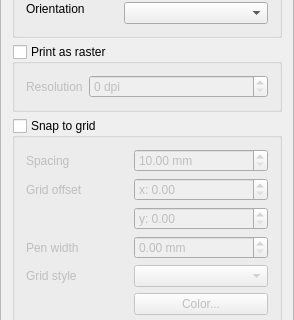
Before: the Qt Designer form src/ui/qgscompositionwidgetbase.ui in carsmie/QGIS, drawn with Qt 5; both pictures show x 0 to 294 and y 184 to 504 of the 294 by 787 pixel window.
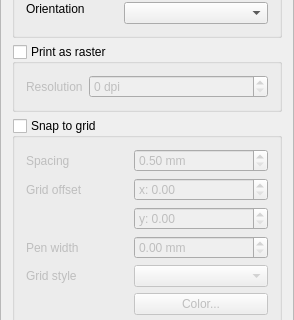
After: the same form once the commit is applied. Custom widgets are drawn as their Qt base class.

Commit message: Allow smaller minimum for composer snap grid (ticket #7839)

What changed in the file:
```diff
--- a/src/ui/qgscompositionwidgetbase.ui
+++ b/src/ui/qgscompositionwidgetbase.ui
@@ -316,7 +316,7 @@
              <string> mm</string>
             </property>
             <property name="minimum">
-             <double>10.000000000000000</double>
+             <double>0.50000000000000</double>
             </property>
             <property name="maximum">
              <double>9999.000000000000000</double>
```
